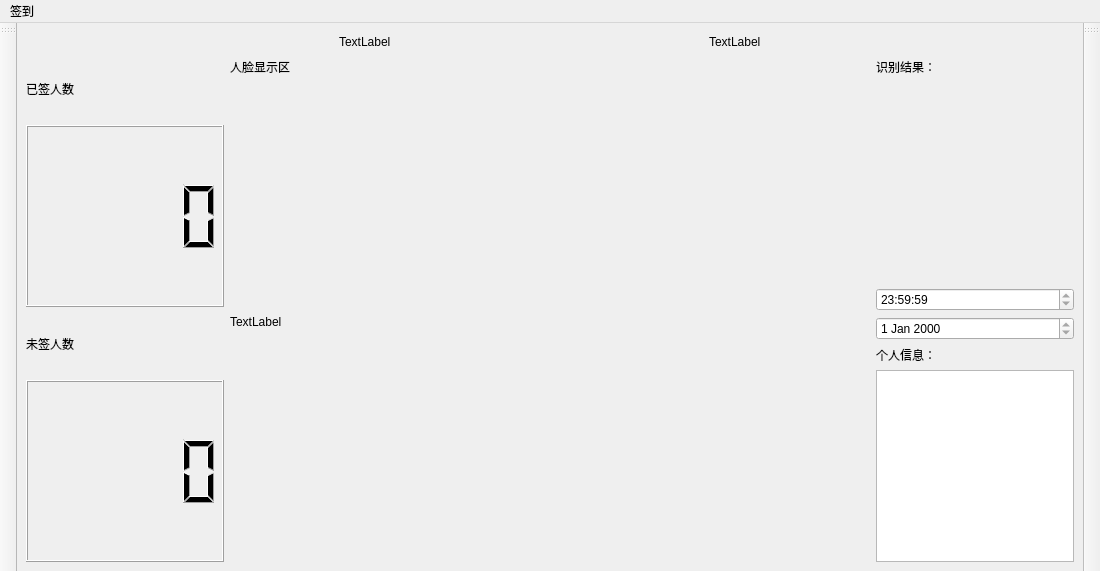
Old version of the form code/Mainwindows.ui in the repository HeJayce/Face_Recognition.
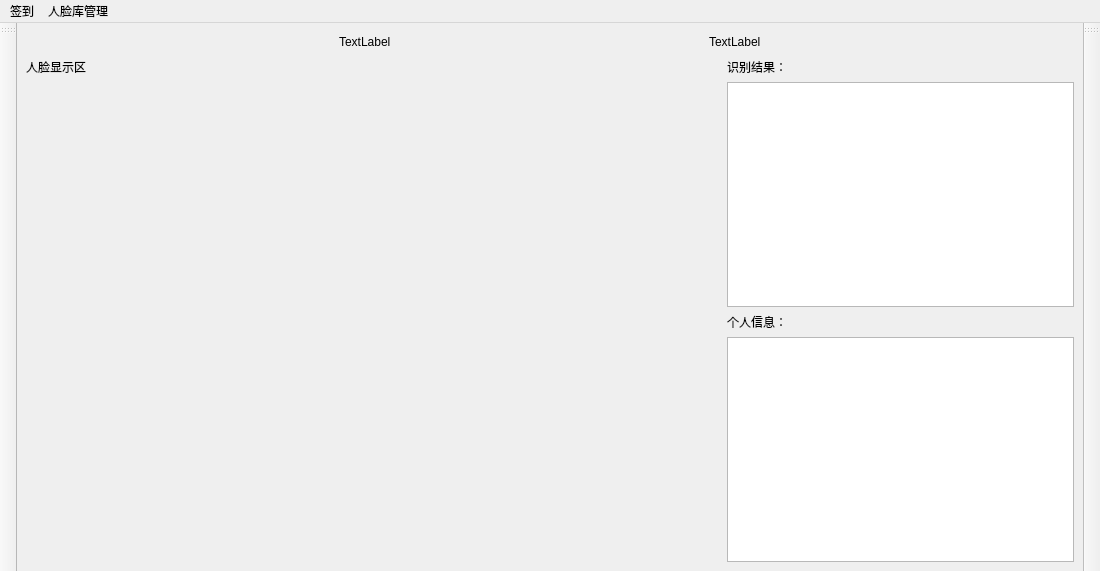
New version of the form.

Diff of the .ui file:
```diff
--- a/code/Mainwindows.ui
+++ b/code/Mainwindows.ui
@@ -79,33 +79,9 @@
      </layout>
     </item>
     <item>
-     <layout class="QHBoxLayout" name="horizontalLayout" stretch="1,2,1">
+     <layout class="QHBoxLayout" name="horizontalLayout" stretch="2,1">
       <item>
-       <layout class="QVBoxLayout" name="verticalLayout" stretch="1,3,1,3">
-        <item>
-         <widget class="QLabel" name="label">
-          <property name="text">
-           <string>已签人数</string>
-          </property>
-         </widget>
-        </item>
-        <item>
-         <widget class="QLCDNumber" name="lcdNumber"/>
-        </item>
-        <item>
-         <widget class="QLabel" name="label_2">
-          <property name="text">
-           <string>未签人数</string>
-          </property>
-         </widget>
-        </item>
-        <item>
-         <widget class="QLCDNumber" name="lcdNumber_2"/>
-        </item>
-       </layout>
-      </item>
-      <item>
-       <layout class="QVBoxLayout" name="verticalLayout_2" stretch="0,1">
+       <layout class="QVBoxLayout" name="verticalLayout_2" stretch="0,0">
         <item>
          <widget class="QLabel" name="label_3">
           <property name="text">
@@ -122,14 +98,14 @@
            </size>
           </property>
           <property name="text">
-           <string>TextLabel</string>
+           <string/>
           </property>
          </widget>
         </item>
        </layout>
       </item>
       <item>
-       <layout class="QVBoxLayout" name="verticalLayout_3" stretch="0,1,0,0,0,0">
+       <layout class="QVBoxLayout" name="verticalLayout_3" stretch="0,0,0,0">
         <item>
          <widget class="QLabel" name="label_5">
           <property name="text">
@@ -138,38 +114,7 @@
          </widget>
         </item>
         <item>
-         <widget class="QLabel" name="label_7">
-          <property name="text">
-           <string/>
-          </property>
-         </widget>
-        </item>
-        <item>
-         <widget class="QTimeEdit" name="timeEdit">
-          <property name="readOnly">
-           <bool>true</bool>
-          </property>
-          <property name="buttonSymbols">
-           <enum>QAbstractSpinBox::UpDownArrows</enum>
-          </property>
-          <property name="correctionMode">
-           <enum>QAbstractSpinBox::CorrectToPreviousValue</enum>
-          </property>
-          <property name="maximumDate">
-           <date>
-            <year>1998</year>
-            <month>1</month>
-            <day>1</day>
-           </date>
-          </property>
-         </widget>
-        </item>
-        <item>
-         <widget class="QDateEdit" name="dateEdit">
-          <property name="readOnly">
-           <bool>true</bool>
-          </property>
-         </widget>
+         <widget class="QTextBrowser" name="textBrowser"/>
         </item>
         <item>
          <widget class="QLabel" name="label_4">
@@ -203,7 +148,17 @@
     <addaction name="actionopen"/>
     <addaction name="actionclose"/>
    </widget>
+   <widget class="QMenu" name="menu_2">
+    <property name="title">
+     <string>人脸库管理</string>
+    </property>
+    <addaction name="actionadd"/>
+    <addaction name="actiondel"/>
+    <addaction name="actionadduser"/>
+    <addaction name="actiongetlist"/>
+   </widget>
    <addaction name="menu"/>
+   <addaction name="menu_2"/>
   </widget>
   <widget class="QToolBar" name="toolBar">
    <property name="windowTitle">
```
Left out of the diff: 20 changed lines with no effect on the pictures.
